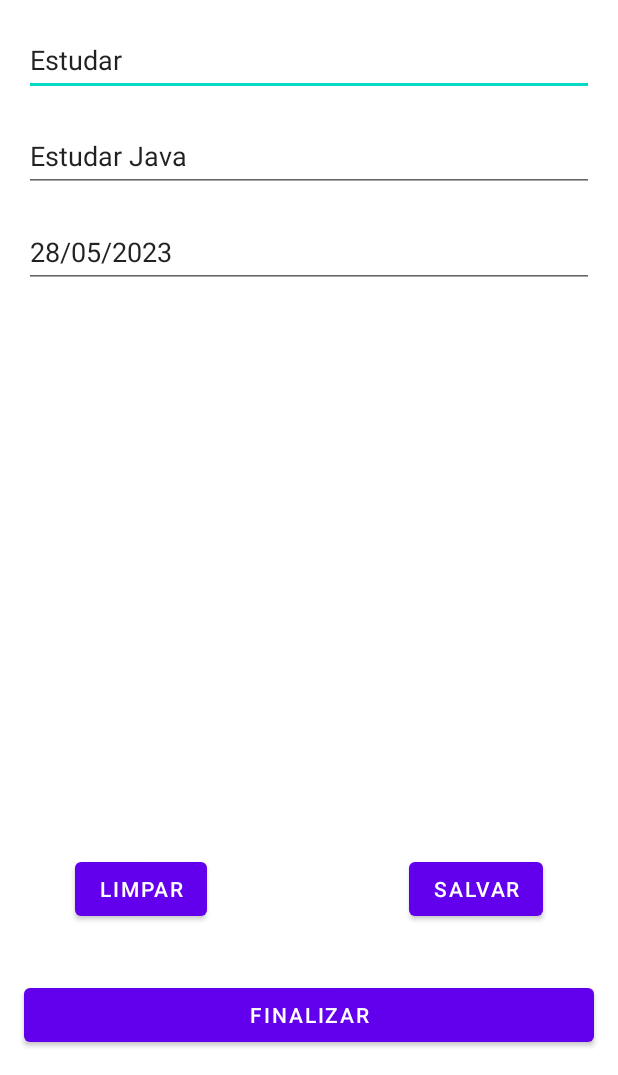
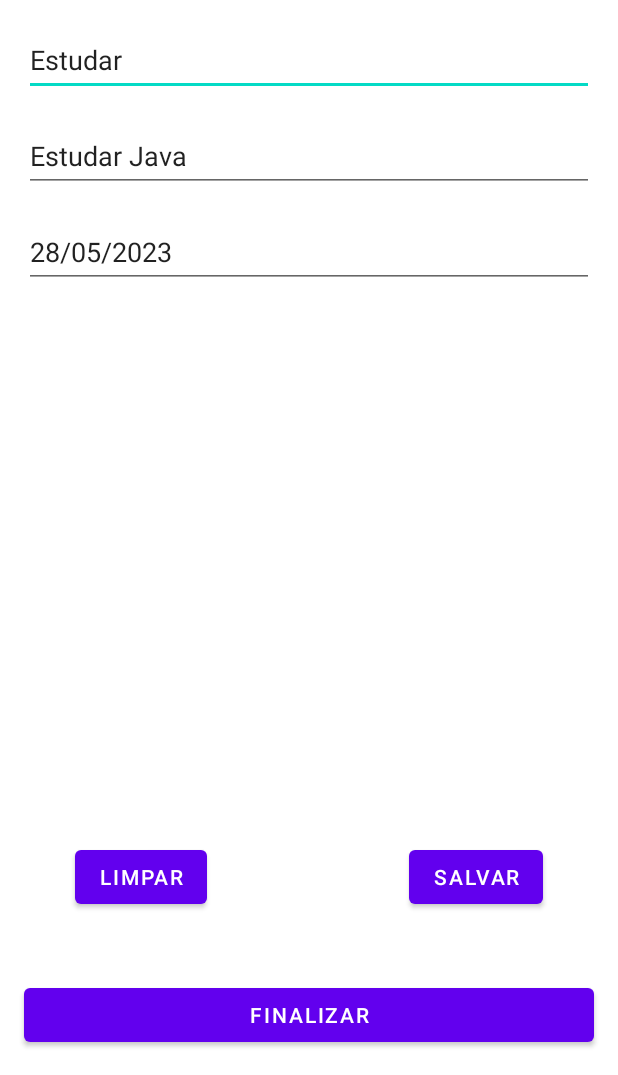
Before and after one commit to osamuelfox/atividade_02, an Android app: the screen it shows after launch (MainActivity), on a phone screen of 412 x 824 dp, the part 161-1236 px from its top. Run offline under Robolectric (Android 15) with nearby library versions, the phone set to English and light mode, and no system bars.

```diff
--- a/Agenda/app/src/main/res/values/strings.xml
+++ b/Agenda/app/src/main/res/values/strings.xml
@@ -1,5 +1,5 @@
 <resources>
-    <string name="app_name">App Lista</string>
+    <string name="app_name">App Agenda</string>
     <string name="txt_titulo">App Agenda</string>
     <string name="txt_hint_edit_TituloDoCompromisso">Titulo do Compromisso</string>
     <string name="txt_hint_edit_Data">Data (dd/mm/yyy)</string>
--- a/Compras/app/src/main/java/com/example/app_lista/model/Compras.java
+++ b/Compras/app/src/main/java/com/example/app_lista/model/Compras.java
@@ -5,7 +5,6 @@ public class Compras {
     private String nome;
     private String Quantidae;
     private String Local;
-
 
     public Compras(){
 
@@ -16,6 +15,9 @@ public class Compras {
         this.Quantidae = Quantidae;
         this.Local = Local;
 
+    }
+
+    public Compras(String listaCompras) {
     }
 
     public String getNome() {
--- a/Compras/app/src/main/res/layout/activity_main.xml
+++ b/Compras/app/src/main/res/layout/activity_main.xml
@@ -33,7 +33,7 @@
         android:ems="10"
         android:hint="@string/txt_hint_edit_Quantidade"
         android:importantForAutofill="no"
-        android:inputType="text"
+        android:inputType="number|numberDecimal"
         app:layout_constraintEnd_toEndOf="parent"
         app:layout_constraintStart_toStartOf="parent"
         app:layout_constraintTop_toBottomOf="@+id/text_NomeProduto"
--- a/Compras/app/src/main/res/values/strings.xml
+++ b/Compras/app/src/main/res/values/strings.xml
@@ -1,5 +1,5 @@
 <resources>
-    <string name="app_name">App Lista</string>
+    <string name="app_name">App Compras</string>
     <string name="txt_titulo">App Compras</string>
     <string name="txt_hint_edit_NomeProduto">Nome do Produto</string>
     <string name="txt_hint_edit_Quantidade">Quantidade</string>
--- a/app_listaTarefa/app/src/main/java/com/example/app_lista/model/Lista.java
+++ b/app_listaTarefa/app/src/main/java/com/example/app_lista/model/Lista.java
@@ -41,4 +41,13 @@ public class Lista {
     public void setData(String data) {
         Data = data;
     }
+
+    @Override
+    public String toString() {
+        return "Lista{" +
+                "nome='" + nome + '\'' +
+                ", descricao='" + descricao + '\'' +
+                ", Data='" + Data + '\'' +
+                '}';
+    }
 }
--- a/app_listaTarefa/app/src/main/java/com/example/app_lista/view/MainActivity.java
+++ b/app_listaTarefa/app/src/main/java/com/example/app_lista/view/MainActivity.java
@@ -16,9 +16,6 @@ public class MainActivity extends AppCompatActivity {
 
     Lista lista;
     Lista outraLista;
-
-    String dadosLista;
-    String dadosOutaLista;
 
     EditText editNome;
     EditText editDescricao;
@@ -61,6 +58,7 @@ public class MainActivity extends AppCompatActivity {
         btnbuton_Limpar.setOnClickListener(new View.OnClickListener() {
             @Override
             public void onClick(View view) {
+                Toast.makeText(MainActivity.this, " Limpo ", Toast.LENGTH_SHORT).show();
                 editNome.setText("");
                 editDescricao.setText("");
                 editData.setText("");
@@ -88,41 +86,9 @@ public class MainActivity extends AppCompatActivity {
 
             }
         });
-/*
-        dadosPessoa = "Primeiro nome: ";
-        dadosPessoa += pessoa.getNome();
-        dadosPessoa += "Sobrenome: ";
-        dadosPessoa += pessoa.getSobreNome();
-        dadosPessoa += "Nome do curso: ";
-        dadosPessoa += pessoa.getNomeCurso();
-        dadosPessoa += "Telefone: ";
-        dadosPessoa += pessoa.getTelefone();*/
-
-        /*dadosOutaPessoa = "Primeiro nome: ";
-        dadosOutaPessoa += outraPessoa.getNome();
-        dadosOutaPessoa += "Sobrenome: ";
-        dadosOutaPessoa += outraPessoa.getNome();
-        dadosOutaPessoa += "Nome do curso: ";
-        dadosOutaPessoa += outraPessoa.getNomeCurso();
-        dadosOutaPessoa += "Telefone: ";
-        dadosOutaPessoa += outraPessoa.getTelefone();*/
 
         Log.i("ProgramacaoPOO", lista.toString());
         Log.i("ProgramacaoPOO", outraLista.toString());
 
-
-
-
-
-
-
-
-
-
-
-
-
-
-
     }
 }
--- a/app_listaTarefa/app/src/main/res/layout/activity_main.xml
+++ b/app_listaTarefa/app/src/main/res/layout/activity_main.xml
@@ -7,51 +7,6 @@
     tools:context=".view.MainActivity"
     tools:layout_editor_absoluteX="5dp"
     tools:layout_editor_absoluteY="198dp">
-
-    <EditText
-        android:id="@+id/text_Nome"
-        android:layout_width="match_parent"
-        android:layout_height="48dp"
-        android:layout_margin="16dp"
-        android:layout_marginTop="168dp"
-        android:ems="10"
-        android:hint="@string/txt_hint_edit_Nome"
-        android:importantForAutofill="no"
-        android:inputType="text"
-        app:layout_constraintEnd_toEndOf="parent"
-        app:layout_constraintStart_toStartOf="parent"
-        app:layout_constraintTop_toBottomOf="@+id/titulo"
-        tools:ignore="MissingConstraints" />
-
-    <EditText
-        android:id="@+id/text_Data"
-        android:layout_width="match_parent"
-        android:layout_height="48dp"
-        android:layout_margin="16dp"
-        android:layout_marginTop="16dp"
-        android:ems="10"
-        android:hint="@string/txt_hint_edit_Data"
-        android:importantForAutofill="no"
-        android:inputType="text"
-        app:layout_constraintEnd_toEndOf="parent"
-        app:layout_constraintStart_toStartOf="parent"
-        app:layout_constraintTop_toBottomOf="@+id/text_Descricao"
-        tools:ignore="MissingConstraints" />
-
-    <EditText
-        android:id="@+id/text_Descricao"
-        android:layout_width="match_parent"
-        android:layout_height="48dp"
-        android:layout_margin="16dp"
-        android:layout_marginTop="16dp"
-        android:ems="10"
-        android:hint="@string/txt_hint_edit_descricao"
-        android:importantForAutofill="no"
-        android:inputType="text"
-        app:layout_constraintEnd_toEndOf="parent"
-        app:layout_constraintStart_toStartOf="parent"
-        app:layout_constraintTop_toBottomOf="@+id/text_Nome"
-        tools:ignore="MissingConstraints" />
 
     <TextView
         android:id="@+id/titulo"
@@ -69,16 +24,50 @@
         app:layout_constraintTop_toTopOf="parent"
         app:layout_marginBaseline="10dp" />
 
-    <Button
-        android:id="@+id/button_Limpar"
-        android:layout_width="wrap_content"
-        android:layout_height="wrap_content"
-        android:layout_marginBottom="100dp"
-        android:text="@string/txt_button_Limpar"
-        app:layout_constraintBottom_toBottomOf="parent"
+    <EditText
+        android:id="@+id/text_Nome"
+        android:layout_width="match_parent"
+        android:layout_height="48dp"
+        android:layout_margin="16dp"
+        android:layout_marginTop="128dp"
+        android:ems="10"
+        android:hint="@string/txt_hint_edit_Nome"
+        android:importantForAutofill="no"
+        android:inputType="text"
         app:layout_constraintEnd_toEndOf="parent"
-        app:layout_constraintHorizontal_bias="0.155"
-        app:layout_constraintStart_toStartOf="parent" />
+        app:layout_constraintStart_toStartOf="parent"
+        app:layout_constraintTop_toBottomOf="@+id/titulo"
+        tools:ignore="MissingConstraints" />
+
+    <EditText
+        android:id="@+id/text_Descricao"
+        android:layout_width="match_parent"
+        android:layout_height="48dp"
+        android:layout_margin="16dp"
+        android:layout_marginTop="28dp"
+        android:ems="10"
+        android:hint="@string/txt_hint_edit_descricao"
+        android:importantForAutofill="no"
+        android:inputType="text"
+        app:layout_constraintEnd_toEndOf="parent"
+        app:layout_constraintStart_toStartOf="parent"
+        app:layout_constraintTop_toBottomOf="@+id/text_Nome"
+        tools:ignore="MissingConstraints" />
+
+    <EditText
+        android:id="@+id/text_Data"
+        android:layout_width="match_parent"
+        android:layout_height="48dp"
+        android:layout_margin="16dp"
+        android:layout_marginTop="4dp"
+        android:ems="10"
+        android:hint="@string/txt_hint_edit_Data"
+        android:importantForAutofill="no"
+        android:inputType="number|numberDecimal"
+        app:layout_constraintEnd_toEndOf="parent"
+        app:layout_constraintStart_toStartOf="parent"
+        app:layout_constraintTop_toBottomOf="@+id/text_Descricao"
+        tools:ignore="MissingConstraints" />
 
     <Button
         android:id="@+id/button_Salvar"
@@ -89,7 +78,22 @@
         app:layout_constraintBottom_toBottomOf="parent"
         app:layout_constraintEnd_toEndOf="parent"
         app:layout_constraintHorizontal_bias="0.846"
-        app:layout_constraintStart_toStartOf="parent" />
+        app:layout_constraintStart_toStartOf="parent"
+        app:layout_constraintTop_toBottomOf="@+id/text_Data"
+        app:layout_constraintVertical_bias="0.979" />
+
+    <Button
+        android:id="@+id/button_Limpar"
+        android:layout_width="wrap_content"
+        android:layout_height="wrap_content"
+        android:layout_marginBottom="100dp"
+        android:text="@string/txt_button_Limpar"
+        app:layout_constraintBottom_toBottomOf="parent"
+        app:layout_constraintEnd_toEndOf="parent"
+        app:layout_constraintHorizontal_bias="0.155"
+        app:layout_constraintStart_toStartOf="parent"
+        app:layout_constraintTop_toBottomOf="@+id/text_Data"
+        app:layout_constraintVertical_bias="0.979" />
 
     <Button
         android:id="@+id/button_Finalizar"
```
Also changed, not shown: Agenda/app/src/main/java/com/example/app_lista/controller/AgendaController.java (added, +57 -0 lines), Agenda/app/src/main/java/com/example/app_lista/controller/ListaController.java (added, +26 -0 lines), Agenda/app/src/main/java/com/example/app_lista/model/Agenda.java (+11 -3 lines), Agenda/app/src/main/java/com/example/app_lista/model/Lista.java (added, +28 -0 lines), Agenda/app/src/main/java/com/example/app_lista/view/MainActivity.java (+16 -50 lines), Agenda/app/src/main/res/layout/activity_main.xml (+21 -25 lines), Compras/app/src/main/java/com/example/app_lista/controller/ComprasController.java (added, +55 -0 lines), Compras/app/src/main/java/com/example/app_lista/controller/ListaController.java (added, +23 -0 lines), Compras/app/src/main/java/com/example/app_lista/model/Lista.java (added, +28 -0 lines), Compras/app/src/main/java/com/example/app_lista/view/MainActivity.java (+14 -32 lines).
